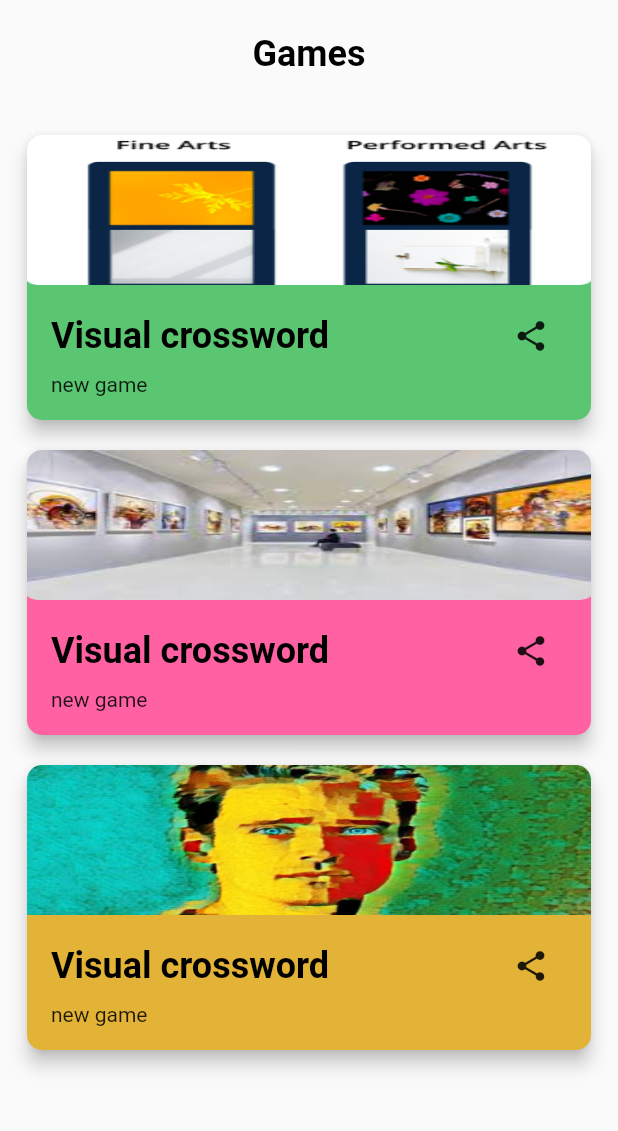
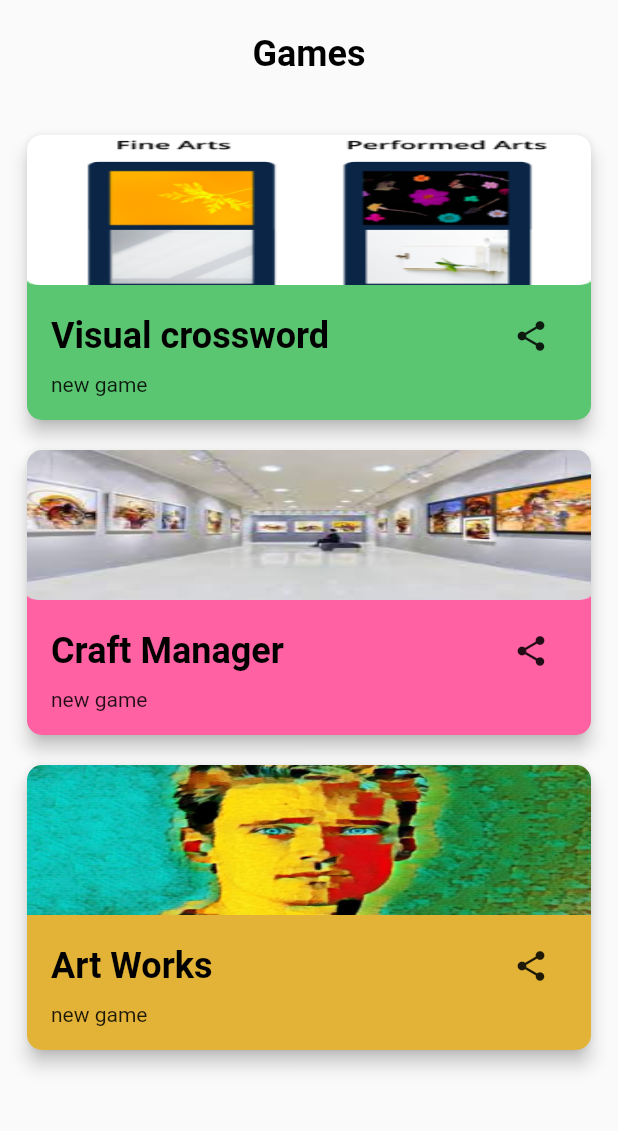
Before and after one commit to stdayyo-h/arangu, a Flutter app: the GamesPage screen opened directly, on a phone screen of 412 x 824 dp, the part 63-1194 px from its top. Run offline on Flutter 3.47's test engine with Material 2 defaults, Android fonts, the phone set to English and light mode, and no system bars; our stand-ins replace bordered_text, curved_navigation_bar, date_time_picker, fluttericon, google_maps_flutter, image_picker; missing offline and left inert: swipeable_card_stack; Roboto replaces fonts that are missing (Poppins).

Commit message:
ui updated

```diff
--- a/lib/CategoryCards.dart
+++ b/lib/CategoryCards.dart
@@ -16,7 +16,7 @@ class CategoryCards extends StatelessWidget {
     return Stack(
       children: [
         Padding(
-          padding: const EdgeInsets.all(8.0),
+          padding: const EdgeInsets.all(9.0),
           child: Container(
             height: 120,
             width: double.infinity,
--- a/lib/Games/Games.dart
+++ b/lib/Games/Games.dart
@@ -63,12 +63,12 @@ class GamesPage extends StatelessWidget {
                 para: 'new game',
                 color: 0xff5AC671),
             GameCard(
-                text: 'Visual crossword',
+                text: 'Craft Manager',
                 img: 'assets/images/game2.png',
                 para: 'new game',
                 color: 0xffFF61A3),
             GameCard(
-                text: 'Visual crossword',
+                text: 'Art Works',
                 img: 'assets/images/game3.png',
                 para: 'new game',
                 color: 0xffE3B337),
--- a/lib/Games/GamesDetails.dart
+++ b/lib/Games/GamesDetails.dart
@@ -29,7 +29,7 @@ class Games extends StatelessWidget {
       body: Center(
         child: Container(
           height: MediaQuery.of(context).size.height * .8,
-          width: MediaQuery.of(context).size.width * .85,
+          width: MediaQuery.of(context).size.width * .83,
           decoration: BoxDecoration(
               boxShadow: const [
                 BoxShadow(
```
Also changed, not shown: pubspec.lock.
